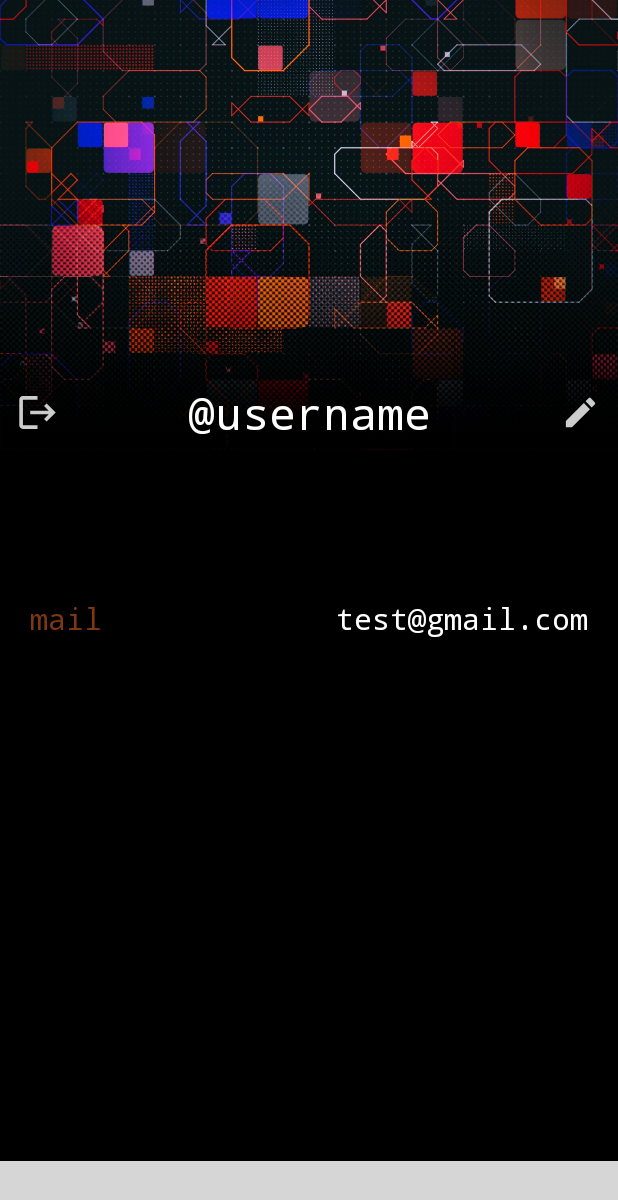
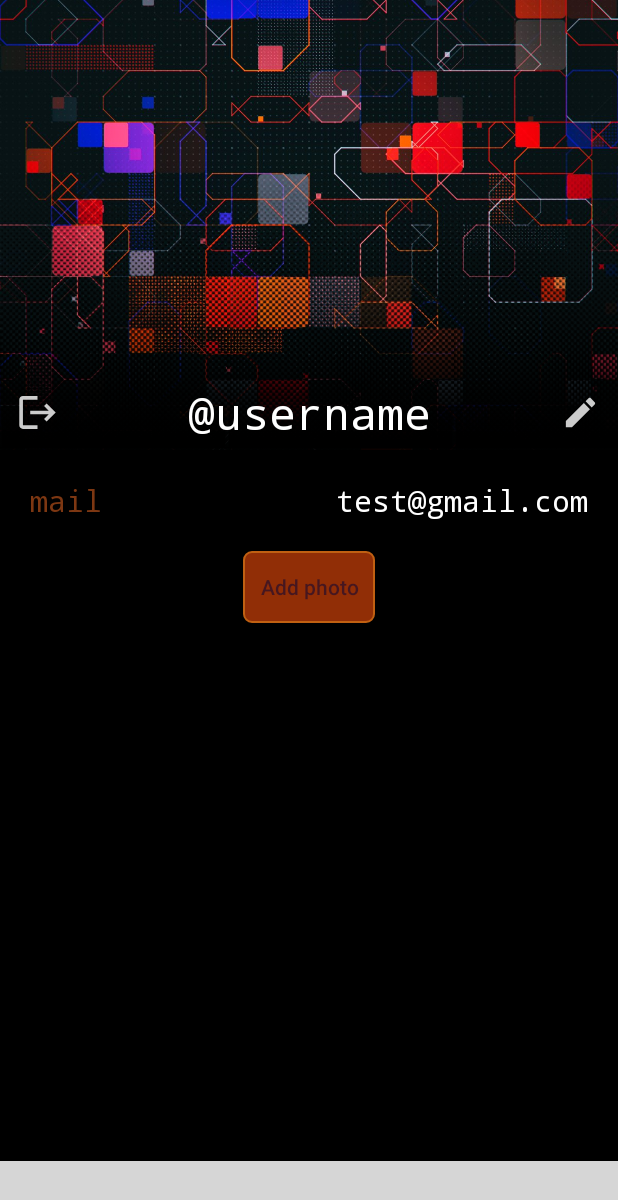
Before and after one commit to P1nkL1on/AndroidInspBoard, an Android app: the ProfileActivity screen opened directly, with no data from a screen before it, on a phone screen of 412 x 824 dp. Shown: the top 1200 px of the screen. Run offline under Robolectric (Android 15) with nearby library versions, the phone set to English and light mode, and no system bars; our stand-ins replace Firebase (no records; nobody signed in at launch, a user with empty details on screens opened directly); plain views replace BottomNavigationViewEx; 3 statements that could not run were skipped; grey boxes are pictures that could not be loaded.

Commit message:
Added naive RecyclerView into profile to contain all iamges (taken 10 times or so)

```diff
--- a/app/src/main/java/com/example/inspboard/activities/FeedActivity.kt
+++ b/app/src/main/java/com/example/inspboard/activities/FeedActivity.kt
@@ -3,6 +3,7 @@ package com.example.inspboard.activities
 import android.os.Bundle
 import android.util.Log
 import com.example.inspboard.R
+import com.google.firebase.auth.FirebaseAuth
 
 
 class FeedActivity : BaseActivity(0) {
--- a/app/src/main/java/com/example/inspboard/activities/ProfileActivity.kt
+++ b/app/src/main/java/com/example/inspboard/activities/ProfileActivity.kt
@@ -1,24 +1,36 @@
 package com.example.inspboard.activities
 
+import android.content.Context
 import android.content.Intent
 import android.os.Bundle
-import android.os.PersistableBundle
+import android.util.AttributeSet
 import android.util.Log
+import android.view.LayoutInflater
+import android.view.ViewGroup
+import android.widget.ImageView
+import androidx.recyclerview.widget.GridLayoutManager
+import androidx.recyclerview.widget.RecyclerView
+import com.bumptech.glide.Glide
 import com.example.inspboard.R
+import com.example.inspboard.utils.Camera
 import com.example.inspboard.utils.FirebaseHelper
+import com.example.inspboard.utils.ValueEventListenerAdapter
 import kotlinx.android.synthetic.main.activity_profile.*
 
 class ProfileActivity : BaseActivity(1) {
     private val TAG = "ProfileActivity"
-    private lateinit var mFirebaseHelper: FirebaseHelper
+    private lateinit var mCamera: Camera
+    private lateinit var mFirebase: FirebaseHelper
 
     override fun onCreate(savedInstanceState: Bundle?) {
         super.onCreate(savedInstanceState)
         setContentView(R.layout.activity_profile)
         setUpBottomNavigation()
 
-        mFirebaseHelper = FirebaseHelper(this)
-        if (mFirebaseHelper.auth.currentUser == null) {
+        mFirebase = FirebaseHelper(this)
+        mCamera = Camera(this)
+
+        if (mFirebase.auth.currentUser == null) {
             startActivity(Intent(this, LoginActivity::class.java))
             finish()
             return
@@ -26,8 +38,8 @@ class ProfileActivity : BaseActivity(1) {
 
         Log.d(TAG, "onCreate")
         image_view_leave.setOnClickListener {
-            if (mFirebaseHelper.auth.currentUser != null) {
-                mFirebaseHelper.auth.signOut()
+            if (mFirebase.auth.currentUser != null) {
+                mFirebase.auth.signOut()
                 startActivity(Intent(this, FeedActivity::class.java))
                 finish()
             }
@@ -35,12 +47,52 @@ class ProfileActivity : BaseActivity(1) {
         image_view_edit.setOnClickListener{
             val intent = Intent(this, EditProfileActivity::class.java)
             startActivity(intent)
+
         }
+        button_add_photo.setOnClickListener {
+            startActivity(Intent(this, ShareActivity::class.java))
+        }
+        recycler_view_images.layoutManager = GridLayoutManager(this, 3)
+        mFirebase.currentUserImages().addValueEventListener(ValueEventListenerAdapter{ it ->
+            val images = it.children.map {it.getValue(String::class.java)!!}
+            // todo: its *12 is special
+            recycler_view_images.adapter = ImagesAdapter(images + images + images + images + images + images + images + images + images + images + images + images + images + images)
+        })
+    }
 
-        mFirebaseHelper.getCurrentUserData { user ->
+    override fun onResume() {
+        super.onResume()
+        mFirebase.getCurrentUserData { user ->
             text_view_username.text = user.name
             text_view_mail_value.text = user.mail
             image_view_profile.setUserPhoto(user.photo)
         }
     }
 }
+
+class ImagesAdapter(private val images: List<String>) :
+    RecyclerView.Adapter<ImagesAdapter.ViewHolder>() {
+    class ViewHolder(val image: ImageView) : RecyclerView.ViewHolder(image)
+
+    override fun getItemCount(): Int = images.size
+
+    override fun onCreateViewHolder(parent: ViewGroup, viewType: Int): ViewHolder {
+        val image = LayoutInflater.from(parent.context).inflate(R.layout.image_item_in_profile, parent, false)
+        return ViewHolder(image as ImageView)
+    }
+
+    override fun onBindViewHolder(holder: ViewHolder, position: Int) {
+        holder.image.loadImage(images[position])
+    }
+
+    private fun ImageView.loadImage(image: String) {
+        Glide.with(this).load(image).centerCrop().into(this)
+    }
+}
+
+class SquareImageView(context: Context, attrs: AttributeSet) : androidx.appcompat.widget.AppCompatImageView(context, attrs) {
+    override fun onMeasure(widthMeasureSpec: Int, heightMeasureSpec: Int) {
+        super.onMeasure(widthMeasureSpec, heightMeasureSpec)
+        setMeasuredDimension(widthMeasureSpec, widthMeasureSpec)
+    }
+}
--- a/app/src/main/java/com/example/inspboard/utils/Camera.kt
+++ b/app/src/main/java/com/example/inspboard/utils/Camera.kt
@@ -16,7 +16,7 @@ class Camera(private val activity: Activity) {
     var imageUri: Uri? = null
     private  var simpleDateFormat: SimpleDateFormat = SimpleDateFormat("yyyyMMdd_HHmmss", Locale.US)
 
-    fun editUserAvatar() {
+    fun takePicture() {
         val takePictureIntent = Intent(MediaStore.ACTION_IMAGE_CAPTURE)
         if (takePictureIntent.resolveActivity(activity.packageManager) == null) {
             activity.showToast("Can't get the camera")
--- a/app/src/main/res/drawable/button_bg.xml
+++ b/app/src/main/res/drawable/button_bg.xml
@@ -4,14 +4,14 @@
         <shape>
             <stroke android:color="@color/gray" android:width="1dp"/>
             <corners android:radius="5dp"/>
-            <solid android:color="@color/white"/>
+            <solid android:color="@color/gray2"/>
         </shape>
     </item>
     <item android:state_enabled="false">
         <shape>
             <stroke android:color="@color/gray" android:width="1dp"/>
             <corners android:radius="5dp"/>
-            <solid android:color="@color/gray_dark"/>
+            <solid android:color="@color/blue_dark"/>
         </shape>
     </item>
 </selector>
--- a/app/src/main/res/layout/activity_profile.xml
+++ b/app/src/main/res/layout/activity_profile.xml
@@ -55,24 +55,43 @@
     </androidx.constraintlayout.widget.ConstraintLayout>
 
     <androidx.constraintlayout.widget.ConstraintLayout
+        android:id="@+id/layout_mail"
         android:layout_width="match_parent"
         android:layout_height="wrap_content"
-        app:layout_constraintTop_toTopOf="@id/layout_user"
-        app:layout_constraintBottom_toBottomOf="parent"
-        android:padding="20dp">
+        android:padding="20dp"
+        app:layout_constraintTop_toBottomOf="@+id/layout_user">
         <TextView
+            android:id="@+id/text_view_mail_label"
             style="@style/profile_text_param"
-            android:id="@+id/text_view_mail_label"
-            app:layout_constraintTop_toTopOf="parent"
+            android:text="mail"
             app:layout_constraintStart_toStartOf="parent"
-            android:text="mail"/>
+            app:layout_constraintTop_toTopOf="parent" />
+
         <TextView
+            android:id="@+id/text_view_mail_value"
             style="@style/profile_text_value"
-            android:id="@+id/text_view_mail_value"
+            android:text="test@gmail.com"
             app:layout_constraintBaseline_toBaselineOf="@id/text_view_mail_label"
-            app:layout_constraintEnd_toEndOf="parent"
-            android:text="test@gmail.com"/>
+            app:layout_constraintEnd_toEndOf="parent" />
     </androidx.constraintlayout.widget.ConstraintLayout>
+    <Button
+        android:id="@+id/button_add_photo"
+        android:layout_width="wrap_content"
+        android:layout_height="wrap_content"
+        app:layout_constraintTop_toBottomOf="@+id/layout_mail"
+        app:layout_constraintStart_toStartOf="parent"
+        app:layout_constraintEnd_toEndOf="parent"
+        style="@style/button_style"
+        android:text="Add photo"/>
+    <androidx.recyclerview.widget.RecyclerView
+        android:id="@+id/recycler_view_images"
+        android:layout_width="match_parent"
+        android:layout_height="0dp"
+        app:layout_constraintTop_toBottomOf="@+id/button_add_photo"
+        app:layout_constraintBottom_toTopOf="@+id/bottom_navigation_view"
+        app:layout_constraintStart_toStartOf="parent"
+        app:layout_constraintEnd_toEndOf="parent">
+    </androidx.recyclerview.widget.RecyclerView>
 
     <include layout="@layout/bottom_navigation"/>
 
--- /dev/null
+++ b/app/src/main/res/layout/image_item_in_profile.xml
@@ -0,0 +1,6 @@
+<?xml version="1.0" encoding="utf-8"?>
+<com.example.inspboard.activities.SquareImageView
+    xmlns:android="http://schemas.android.com/apk/res/android" android:layout_width="match_parent"
+    android:layout_height="match_parent"
+    android:layout_margin="1dp">
+</com.example.inspboard.activities.SquareImageView>
--- a/app/src/main/res/values/colors.xml
+++ b/app/src/main/res/values/colors.xml
@@ -1,5 +1,6 @@
 <?xml version="1.0" encoding="utf-8"?>
 <resources>
+    <color name="gray2">#912E06</color>
     <color name="gray">#C06012</color>
     <color name="gray_dark">#7D3712</color>
     <color name="blue_dark">#461720</color>
```
Also changed, not shown: app/src/main/AndroidManifest.xml (+9 -7 lines), app/src/main/java/com/example/inspboard/activities/EditProfileActivity.kt (+17 -12 lines), app/src/main/java/com/example/inspboard/activities/LogoutActivity.kt (deleted, +0 -45 lines), app/src/main/java/com/example/inspboard/activities/RegisterActivity.kt (+12 -8 lines), app/src/main/java/com/example/inspboard/activities/ShareActivity.kt (added, +44 -0 lines), app/src/main/java/com/example/inspboard/utils/FirebaseHelper.kt (+30 -5 lines), app/src/main/res/layout/activity_share.xml (added, +9 -0 lines).
